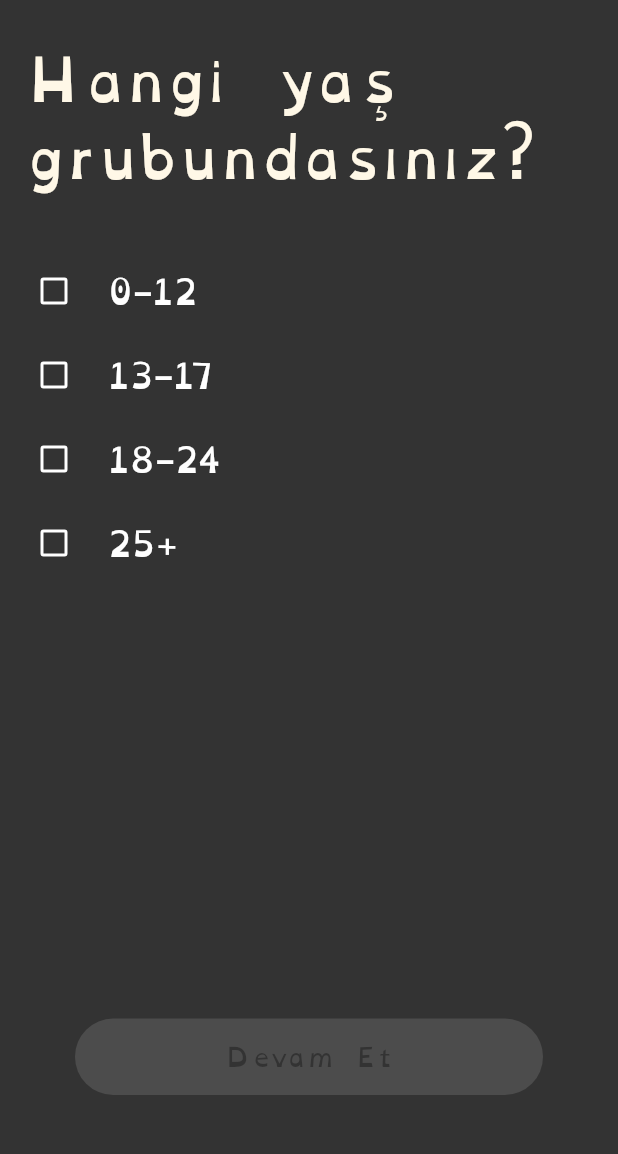
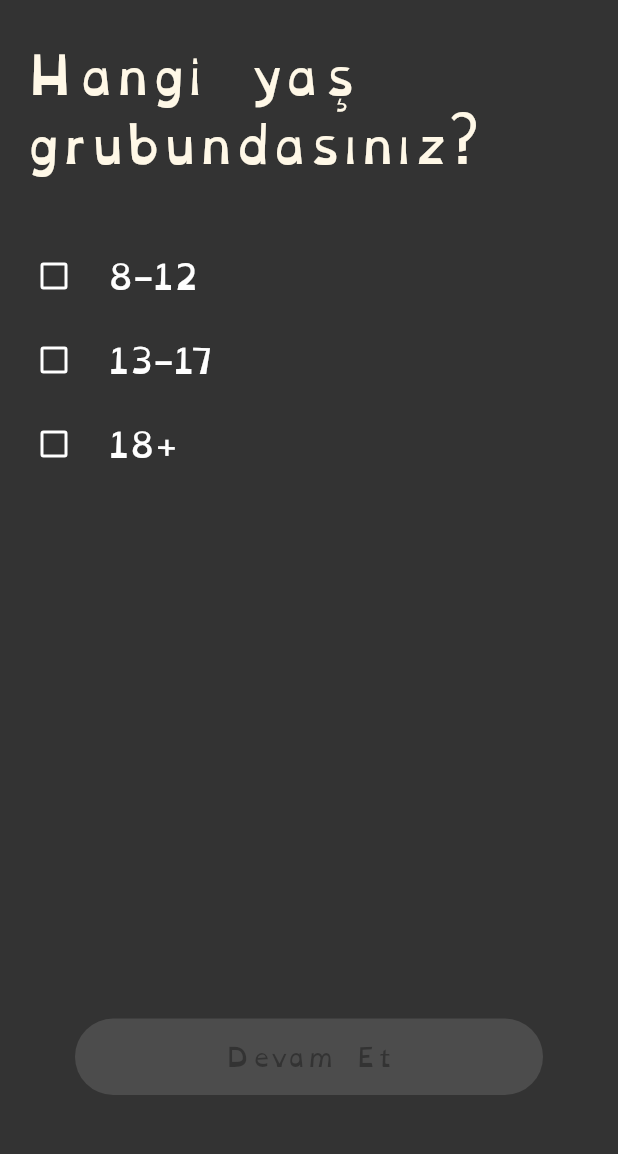
Before and after one commit to yakupkahraman/heylex, a Flutter app: the QuestionsFlow screen opened by its route, on a phone screen of 412 x 824 dp, the part 66-1220 px from its top. Run offline on Flutter 3.47's test engine with Material 3 defaults, Android fonts, the phone set to English and light mode, and no system bars; our stand-ins replace go_router, shared_preferences, supabase_flutter; accounts and stored records are empty.

Commit message:
edited questions and style

```diff
--- a/lib/features/auth/pages/questions_flow.dart
+++ b/lib/features/auth/pages/questions_flow.dart
@@ -19,20 +19,58 @@ class _QuestionsFlowState extends State<QuestionsFlow> {
   final List<Map<String, dynamic>> _questions = [
     {
       'question': 'Hangi yaş grubundasınız?',
-      'options': ['0-12', '13-17', '18-24', '25+'],
+      'options': ['8-12', '13-17', '18+'],
       'key': 'age_group',
     },
     {
-      'question': 'Hangi seviyedesiniz?',
-      'options': ['Başlangıç', 'Orta', 'İleri'],
-      'key': 'level',
+      'question': 'En çok zorlandığınız alan hangisidir?',
+      'options': [
+        'Harfleri ayırt etmek',
+        'Heceleme ve yazım',
+        'Okuma hızım düşük',
+      ],
+      'key': 'hard_area',
     },
     {
-      'question': 'Günde ne kadar zaman ayırabilirsiniz?',
-      'options': ['10-20 dakika', '20-40 dakika', '40+ dakika'],
-      'key': 'daily_time',
+      'question': 'Okuma konusunda hangi hedef sana uyuyor?',
+      'options': [
+        'Daha hızlı okumak',
+        'Daha rahat okumak',
+        'Oyunlarla pratik yapmak',
+        'Anlama becerisi geliştirmek',
+      ],
+      'key': 'reading_goal',
     },
-    // Buraya daha fazla soru ekleyebilirsiniz
+    {
+      'question': 'Disleksi tanınız ne zaman kondu?',
+      'options': [
+        'Yeni tanı aldım (son 1 yıl)',
+        'Uzun süre (1-5 yıl)',
+        'Çocuklukta tanı aldım ',
+        'Hiç tanı almadım',
+      ],
+      'key': 'diagnosis_time',
+    },
+    {
+      'question': 'Hangi tür oyunlar seni daha çok motive eder?',
+      'options': [
+        'Bulmaca ve eşleştirme',
+        'Hikaye ve görev',
+        'Süreli mini oyunlar',
+        'Kelime bulma',
+        'Yazım ve tamamlama görevi',
+      ],
+      'key': 'motivating_games',
+    },
+    {
+      'question':
+          'Şu anda bir uzman, terapist veya öğretmenile çalışıyor musun?',
+      'options': [
+        'Evet, bir uzmanla düzenli olarak çalışıyorum',
+        'Hayır, bireysel olarak ilerliyorum',
+      ],
+      'key': 'working_with_professional',
+    },
   ];
 
   void _handleAnswer(String answer) {
--- a/lib/features/auth/pages/questions_page.dart
+++ b/lib/features/auth/pages/questions_page.dart
@@ -64,7 +64,7 @@ class _QuestionsPageState extends State<QuestionsPage> {
             child: Text(
               widget.question,
               style: TextStyle(
-                fontSize: 36,
+                fontSize: 32,
                 fontFamily: "OpenDyslexic",
                 color: ThemeConstants.creamColor,
               ),
@@ -75,6 +75,8 @@ class _QuestionsPageState extends State<QuestionsPage> {
             child: ListView.builder(
               itemBuilder: (context, index) {
                 return CheckboxListTile(
+                  checkColor: ThemeConstants.darkGreyColor,
+                  activeColor: ThemeConstants.creamColor,
                   value: _selectedIndex == index,
                   title: Text(
                     widget.options[index],
```
